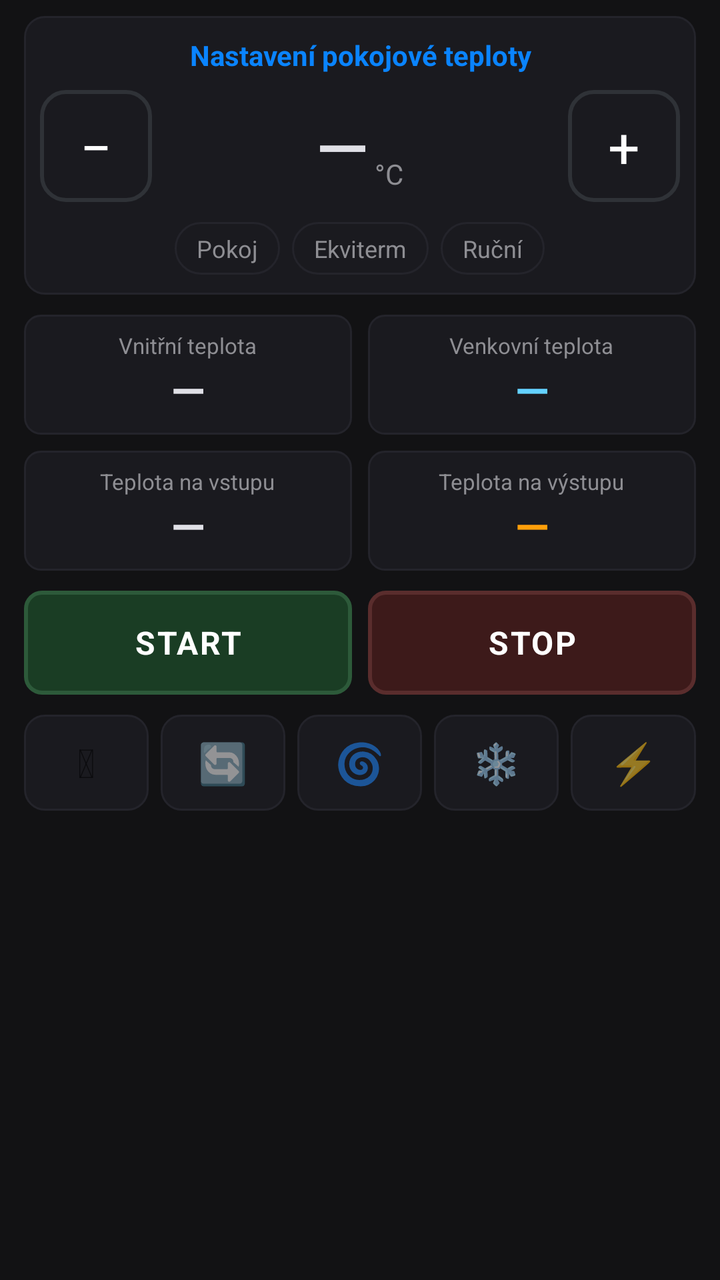
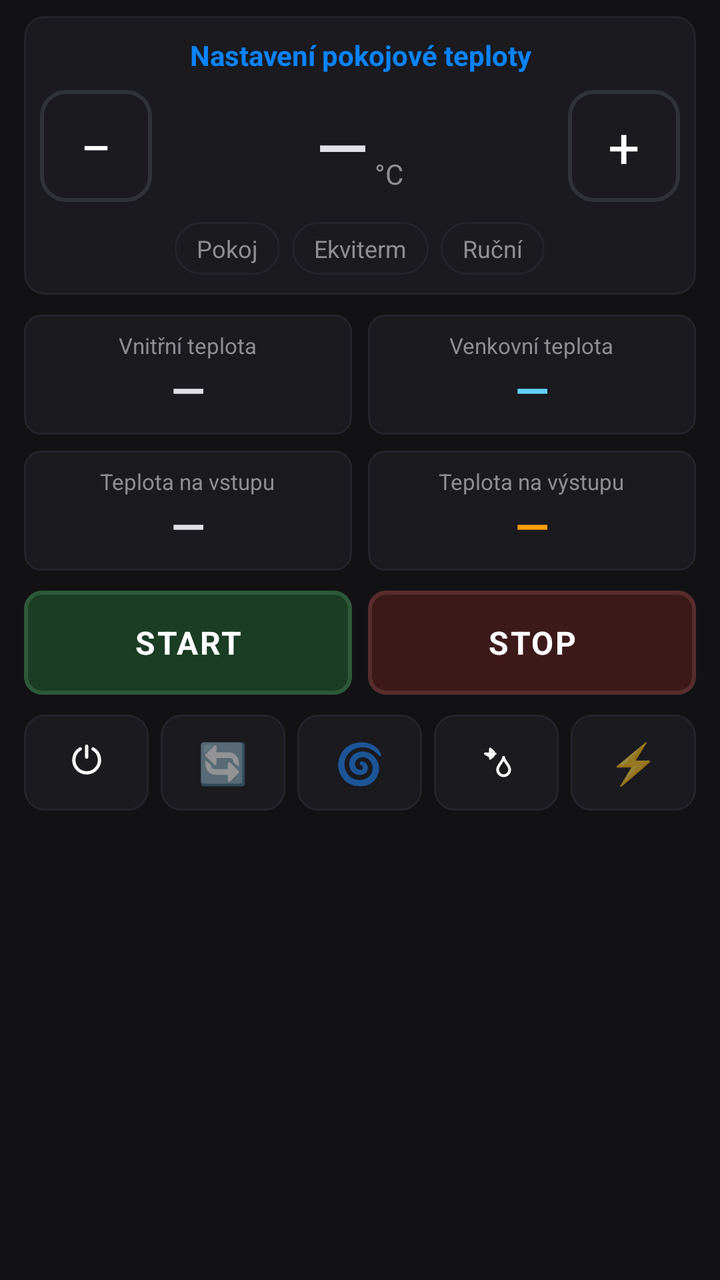

The first picture is an Android layout as it rendered before a commit; the second is the same layout after the commit. The layout source and the unified diff follow.
<!-- AndroidManifest.xml: application theme Theme.WindmiCtrl -->
<!-- res/layout/view_home.xml -->
<?xml version="1.0" encoding="utf-8"?>
<ScrollView xmlns:android="http://schemas.android.com/apk/res/android"
    android:layout_width="match_parent"
    android:layout_height="match_parent"
    android:background="@color/bg"
    android:fillViewport="true"
    android:overScrollMode="never">

    <LinearLayout
        android:layout_width="match_parent"
        android:layout_height="wrap_content"
        android:orientation="vertical"
        android:paddingHorizontal="12dp"
        android:paddingTop="8dp"
        android:paddingBottom="20dp">

        <LinearLayout
            android:layout_width="match_parent"
            android:layout_height="wrap_content"
            android:background="@drawable/bg_panel"
            android:gravity="center_horizontal"
            android:orientation="vertical"
            android:paddingHorizontal="8dp"
            android:paddingVertical="10dp">

            <TextView
                android:id="@+id/spTitle"
                android:layout_width="match_parent"
                android:layout_height="wrap_content"
                android:gravity="center"
                android:text="Nastavení pokojové teploty"
                android:textColor="@color/room"
                android:textSize="14sp"
                android:textStyle="bold" />

            <LinearLayout
                android:layout_width="match_parent"
                android:layout_height="wrap_content"
                android:gravity="center"
                android:orientation="horizontal"
                android:paddingTop="8dp"
                android:paddingBottom="10dp">

                <TextView
                    android:id="@+id/btnMinus"
                    android:layout_width="56dp"
                    android:layout_height="56dp"
                    android:background="@drawable/bg_btn_round"
                    android:clickable="true"
                    android:focusable="true"
                    android:gravity="center"
                    android:text="−"
                    android:textColor="@android:color/white"
                    android:textSize="28sp" />

                <LinearLayout
                    android:layout_width="0dp"
                    android:layout_height="wrap_content"
                    android:layout_weight="1"
                    android:gravity="center"
                    android:orientation="vertical"
                    android:paddingHorizontal="8dp">

                    <LinearLayout
                        android:layout_width="wrap_content"
                        android:layout_height="wrap_content"
                        android:gravity="top"
                        android:orientation="horizontal">

                        <TextView
                            android:id="@+id/spValue"
                            android:layout_width="wrap_content"
                            android:layout_height="wrap_content"
                            android:fontFamily="sans-serif-medium"
                            android:text="—"
                            android:textColor="@color/text"
                            android:textSize="34sp" />

                        <TextView
                            android:layout_width="wrap_content"
                            android:layout_height="wrap_content"
                            android:layout_marginStart="3dp"
                            android:layout_marginTop="6dp"
                            android:text="°C"
                            android:textColor="@color/muted"
                            android:textSize="14sp" />
                    </LinearLayout>

                    <TextView
                        android:id="@+id/spHint"
                        android:layout_width="wrap_content"
                        android:layout_height="wrap_content"
                        android:layout_marginTop="4dp"
                        android:textColor="@color/ekv"
                        android:textSize="12sp"
                        android:visibility="gone" />
                </LinearLayout>

                <TextView
                    android:id="@+id/btnPlus"
                    android:layout_width="56dp"
                    android:layout_height="56dp"
                    android:background="@drawable/bg_btn_round"
                    android:clickable="true"
                    android:focusable="true"
                    android:gravity="center"
                    android:text="+"
                    android:textColor="@android:color/white"
                    android:textSize="28sp" />
            </LinearLayout>

            <LinearLayout
                android:layout_width="match_parent"
                android:layout_height="wrap_content"
                android:gravity="center"
                android:orientation="horizontal">

                <TextView
                    android:id="@+id/modeRoom"
                    android:layout_width="wrap_content"
                    android:layout_height="wrap_content"
                    android:background="@drawable/bg_chip"
                    android:clickable="true"
                    android:focusable="true"
                    android:paddingHorizontal="11dp"
                    android:paddingVertical="5dp"
                    android:text="Pokoj"
                    android:textColor="@color/muted"
                    android:textSize="12sp" />

                <TextView
                    android:id="@+id/modeEkv"
                    android:layout_width="wrap_content"
                    android:layout_height="wrap_content"
                    android:layout_marginStart="6dp"
                    android:background="@drawable/bg_chip"
                    android:clickable="true"
                    android:focusable="true"
                    android:paddingHorizontal="11dp"
                    android:paddingVertical="5dp"
                    android:text="Ekviterm"
                    android:textColor="@color/muted"
                    android:textSize="12sp" />

                <TextView
                    android:id="@+id/modeWater"
                    android:layout_width="wrap_content"
                    android:layout_height="wrap_content"
                    android:layout_marginStart="6dp"
                    android:background="@drawable/bg_chip"
                    android:clickable="true"
                    android:focusable="true"
                    android:paddingHorizontal="11dp"
                    android:paddingVertical="5dp"
                    android:text="Ruční"
                    android:textColor="@color/muted"
                    android:textSize="12sp" />
            </LinearLayout>
        </LinearLayout>

        <LinearLayout
            android:layout_width="match_parent"
            android:layout_height="wrap_content"
            android:layout_marginTop="10dp"
            android:orientation="horizontal">

            <LinearLayout
                android:layout_width="0dp"
                android:layout_height="wrap_content"
                android:layout_marginEnd="4dp"
                android:layout_weight="1"
                android:background="@drawable/bg_temp_card"
                android:gravity="center"
                android:orientation="vertical"
                android:padding="8dp">

                <TextView
                    android:layout_width="wrap_content"
                    android:layout_height="wrap_content"
                    android:text="Vnitřní teplota"
                    android:textColor="@color/muted"
                    android:textSize="11sp" />

                <TextView
                    android:id="@+id/tempRoom"
                    android:layout_width="wrap_content"
                    android:layout_height="wrap_content"
                    android:text="—"
                    android:textColor="@color/text"
                    android:textSize="22sp"
                    android:textStyle="bold" />
            </LinearLayout>

            <LinearLayout
                android:layout_width="0dp"
                android:layout_height="wrap_content"
                android:layout_marginStart="4dp"
                android:layout_weight="1"
                android:background="@drawable/bg_temp_card"
                android:gravity="center"
                android:orientation="vertical"
                android:padding="8dp">

                <TextView
                    android:layout_width="wrap_content"
                    android:layout_height="wrap_content"
                    android:text="Venkovní teplota"
                    android:textColor="@color/muted"
                    android:textSize="11sp" />

                <TextView
                    android:id="@+id/tempOutdoor"
                    android:layout_width="wrap_content"
                    android:layout_height="wrap_content"
                    android:text="—"
                    android:textColor="@color/ekv"
                    android:textSize="22sp"
                    android:textStyle="bold" />
            </LinearLayout>
        </LinearLayout>

        <LinearLayout
            android:layout_width="match_parent"
            android:layout_height="wrap_content"
            android:layout_marginTop="8dp"
            android:orientation="horizontal">

            <LinearLayout
                android:layout_width="0dp"
                android:layout_height="wrap_content"
                android:layout_marginEnd="4dp"
                android:layout_weight="1"
                android:background="@drawable/bg_temp_card"
                android:gravity="center"
                android:orientation="vertical"
                android:padding="8dp">

                <TextView
                    android:layout_width="wrap_content"
                    android:layout_height="wrap_content"
                    android:text="Teplota na vstupu"
                    android:textColor="@color/muted"
                    android:textSize="11sp" />

                <TextView
                    android:id="@+id/tempInlet"
                    android:layout_width="wrap_content"
                    android:layout_height="wrap_content"
                    android:text="—"
                    android:textColor="@color/text"
                    android:textSize="22sp"
                    android:textStyle="bold" />
            </LinearLayout>

            <LinearLayout
                android:layout_width="0dp"
                android:layout_height="wrap_content"
                android:layout_marginStart="4dp"
                android:layout_weight="1"
                android:background="@drawable/bg_temp_card"
                android:gravity="center"
                android:orientation="vertical"
                android:padding="8dp">

                <TextView
                    android:layout_width="wrap_content"
                    android:layout_height="wrap_content"
                    android:text="Teplota na výstupu"
                    android:textColor="@color/muted"
                    android:textSize="11sp" />

                <TextView
                    android:id="@+id/tempOutlet"
                    android:layout_width="wrap_content"
                    android:layout_height="wrap_content"
                    android:text="—"
                    android:textColor="@color/water"
                    android:textSize="22sp"
                    android:textStyle="bold" />
            </LinearLayout>
        </LinearLayout>

        <LinearLayout
            android:layout_width="match_parent"
            android:layout_height="wrap_content"
            android:layout_marginTop="10dp"
            android:orientation="horizontal">

            <TextView
                android:id="@+id/btnStart"
                android:layout_width="0dp"
                android:layout_height="52dp"
                android:layout_marginEnd="4dp"
                android:layout_weight="1"
                android:background="@drawable/bg_btn_start"
                android:clickable="true"
                android:focusable="true"
                android:gravity="center"
                android:letterSpacing="0.05"
                android:text="START"
                android:textColor="@android:color/white"
                android:textSize="16sp"
                android:textStyle="bold" />

            <TextView
                android:id="@+id/btnStop"
                android:layout_width="0dp"
                android:layout_height="52dp"
                android:layout_marginStart="4dp"
                android:layout_weight="1"
                android:background="@drawable/bg_btn_stop"
                android:clickable="true"
                android:focusable="true"
                android:gravity="center"
                android:letterSpacing="0.05"
                android:text="STOP"
                android:textColor="@android:color/white"
                android:textSize="16sp"
                android:textStyle="bold" />
        </LinearLayout>

        <LinearLayout
            android:layout_width="match_parent"
            android:layout_height="wrap_content"
            android:layout_marginTop="10dp"
            android:orientation="horizontal">

            <TextView
                android:id="@+id/statPower"
                android:layout_width="0dp"
                android:layout_height="48dp"
                android:layout_marginEnd="3dp"
                android:layout_weight="1"
                android:background="@drawable/bg_stat"
                android:gravity="center"
                android:text="⏻"
                android:textSize="20sp" />

            <TextView
                android:id="@+id/statPump"
                android:layout_width="0dp"
                android:layout_height="48dp"
                android:layout_marginHorizontal="3dp"
                android:layout_weight="1"
                android:background="@drawable/bg_stat"
                android:gravity="center"
                android:text="🔄"
                android:textSize="20sp" />

            <TextView
                android:id="@+id/statCompressor"
                android:layout_width="0dp"
                android:layout_height="48dp"
                android:layout_marginHorizontal="3dp"
                android:layout_weight="1"
                android:background="@drawable/bg_stat"
                android:gravity="center"
                android:text="🌀"
                android:textSize="20sp" />

            <TextView
                android:id="@+id/statDefrost"
                android:layout_width="0dp"
                android:layout_height="48dp"
                android:layout_marginHorizontal="3dp"
                android:layout_weight="1"
                android:background="@drawable/bg_stat"
                android:gravity="center"
                android:text="❄"
                android:textSize="20sp" />

            <TextView
                android:id="@+id/statElec"
                android:layout_width="0dp"
                android:layout_height="48dp"
                android:layout_marginStart="3dp"
                android:layout_weight="1"
                android:background="@drawable/bg_stat"
                android:gravity="center"
                android:text="⚡"
                android:textSize="20sp" />
        </LinearLayout>
    </LinearLayout>
</ScrollView>
<!-- resources referenced by this layout -->
<resources>
  <color name="bg">#121214</color>
  <color name="ekv">#64D2FF</color>
  <color name="muted">#8E8E93</color>
  <color name="room">#0A84FF</color>
  <color name="text">#E0E0E6</color>
  <color name="water">#FF9F0A</color>
  <!-- drawable bg_btn_stop (drawable) -->
  <?xml version="1.0" encoding="utf-8"?>
  <shape xmlns:android="http://schemas.android.com/apk/res/android" android:shape="rectangle">
      <solid android:color="@color/stop_bg" />
      <stroke android:width="2dp" android:color="@color/stop_border" />
      <corners android:radius="8dp" />
  </shape>
  <!-- drawable bg_chip (drawable) -->
  <?xml version="1.0" encoding="utf-8"?>
  <shape xmlns:android="http://schemas.android.com/apk/res/android" android:shape="rectangle">
      <solid android:color="@color/panel" />
      <stroke android:width="1dp" android:color="@color/border" />
      <corners android:radius="999dp" />
  </shape>
  <!-- drawable bg_panel (drawable) -->
  <?xml version="1.0" encoding="utf-8"?>
  <shape xmlns:android="http://schemas.android.com/apk/res/android" android:shape="rectangle">
      <solid android:color="@color/panel" />
      <stroke android:width="1dp" android:color="@color/border" />
      <corners android:radius="10dp" />
  </shape>
  <!-- drawable bg_stat (drawable) -->
  <?xml version="1.0" encoding="utf-8"?>
  <shape xmlns:android="http://schemas.android.com/apk/res/android" android:shape="rectangle">
      <solid android:color="@color/panel" />
      <stroke android:width="1dp" android:color="@color/border" />
      <corners android:radius="10dp" />
  </shape>
  <!-- drawable bg_temp_card (drawable) -->
  <?xml version="1.0" encoding="utf-8"?>
  <shape xmlns:android="http://schemas.android.com/apk/res/android" android:shape="rectangle">
      <solid android:color="@color/panel" />
      <stroke android:width="1dp" android:color="@color/border" />
      <corners android:radius="8dp" />
  </shape>
  <color name="btn_round">#1A1A1F</color>
  <color name="btn_round_border">#2F3237</color>
  <color name="start_bg">#1A3D24</color>
  <color name="start_border">#2D5A3A</color>
  <color name="stop_bg">#3D1A1A</color>
  <color name="stop_border">#5A2D2D</color>
  <color name="panel">#1A1A1F</color>
  <color name="border">#24242B</color>
  <!-- unchanged entries left out for length: 3 -->
</resources>

<!-- the commit's change to res/layout/view_home.xml (unified diff, before → after) -->
@@ -325,16 +325,17 @@
             android:layout_marginTop="10dp"
             android:orientation="horizontal">
 
-            <TextView
+            <ImageView
                 android:id="@+id/statPower"
                 android:layout_width="0dp"
                 android:layout_height="48dp"
                 android:layout_marginEnd="3dp"
                 android:layout_weight="1"
                 android:background="@drawable/bg_stat"
-                android:gravity="center"
-                android:text="⏻"
-                android:textSize="20sp" />
+                android:contentDescription="Provoz TČ"
+                android:padding="13dp"
+                android:scaleType="fitCenter"
+                android:src="@drawable/ic_stat_power" />
 
             <TextView
                 android:id="@+id/statPump"
@@ -358,16 +359,17 @@
                 android:text="🌀"
                 android:textSize="20sp" />
 
-            <TextView
+            <ImageView
                 android:id="@+id/statDefrost"
                 android:layout_width="0dp"
                 android:layout_height="48dp"
                 android:layout_marginHorizontal="3dp"
                 android:layout_weight="1"
                 android:background="@drawable/bg_stat"
-                android:gravity="center"
-                android:text="❄"
-                android:textSize="20sp" />
+                android:contentDescription="Odmrazování"
+                android:padding="13dp"
+                android:scaleType="fitCenter"
+                android:src="@drawable/ic_stat_defrost" />
 
             <TextView
                 android:id="@+id/statElec"
<!-- resource entries referenced after the edit -->
@@ -41,6 +41,52 @@
       <stroke android:width="1dp" android:color="@color/border" />
       <corners android:radius="8dp" />
   </shape>
+  <!-- drawable ic_stat_defrost (drawable) -->
+  <?xml version="1.0" encoding="utf-8"?>
+  <vector xmlns:android="http://schemas.android.com/apk/res/android"
+      android:width="24dp"
+      android:height="24dp"
+      android:viewportWidth="24"
+      android:viewportHeight="24">
+      <path
+          android:fillColor="#00000000"
+          android:pathData="M8.5,4.5v5.2M8.5,4.5l1.8,1.6M8.5,9.7l1.8,-1.6"
+          android:strokeWidth="1.35"
+          android:strokeColor="#FFFFFF"
+          android:strokeLineCap="round" />
+      <path
+          android:fillColor="#00000000"
+          android:pathData="M5.8,7.1h5.4M5.8,7.1l1.9,1.1M10.7,7.1l-1.9,1.1"
+          android:strokeWidth="1.35"
+          android:strokeColor="#FFFFFF"
+          android:strokeLineCap="round" />
+      <path
+          android:fillColor="#00000000"
+          android:pathData="M15.8,9c0,2.1 -3.3,4.3 -3.3,6.8a3.3,3.3 0 0,0 6.6,0C19.1,13.3 15.8,11.1 15.8,9z"
+          android:strokeWidth="1.5"
+          android:strokeColor="#FFFFFF"
+          android:strokeLineJoin="round" />
+  </vector>
+  <!-- drawable ic_stat_power (drawable) -->
+  <?xml version="1.0" encoding="utf-8"?>
+  <vector xmlns:android="http://schemas.android.com/apk/res/android"
+      android:width="24dp"
+      android:height="24dp"
+      android:viewportWidth="24"
+      android:viewportHeight="24">
+      <path
+          android:fillColor="#00000000"
+          android:pathData="M12,3v6"
+          android:strokeWidth="1.8"
+          android:strokeColor="#FFFFFF"
+          android:strokeLineCap="round" />
+      <path
+          android:fillColor="#00000000"
+          android:pathData="M8.5,4.5a7,7 0 1,0 7,0"
+          android:strokeWidth="1.8"
+          android:strokeColor="#FFFFFF"
+          android:strokeLineCap="round" />
+  </vector>
   <color name="btn_round">#1A1A1F</color>
   <color name="btn_round_border">#2F3237</color>
   <color name="start_bg">#1A3D24</color>
